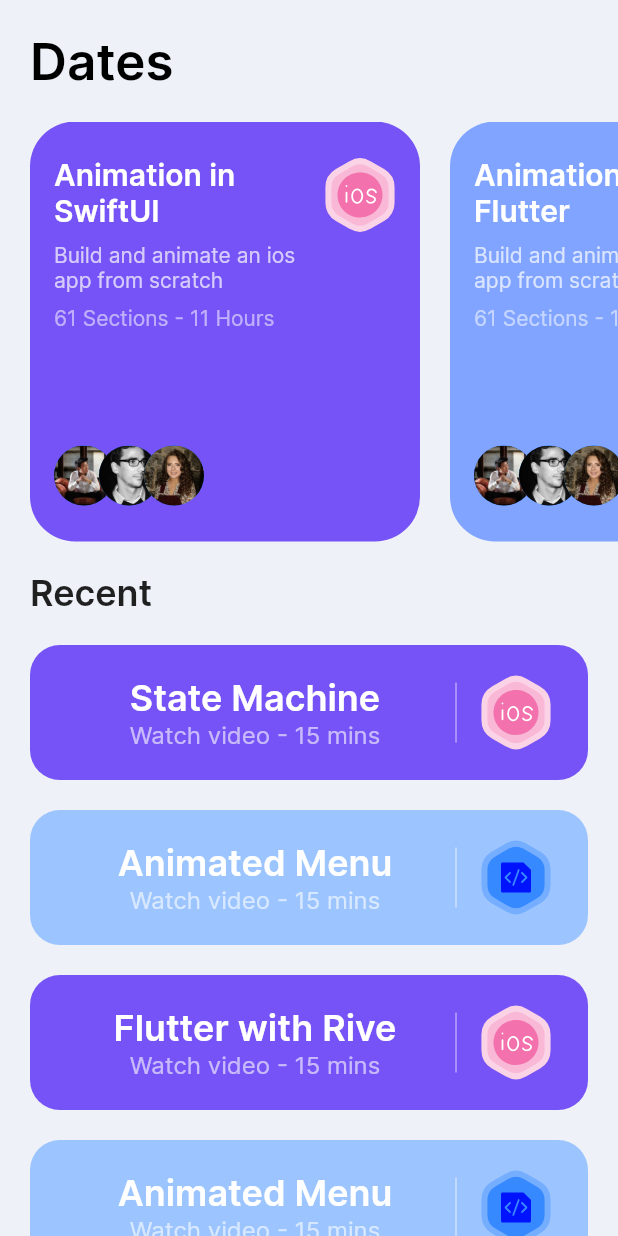
After one commit to miguelangel1200/Flutter_Mobile, a Flutter app: the HomeScreen screen opened directly, on a phone screen of 412 x 824 dp. The commit adds this screen. Run offline on Flutter 3.47's test engine with Material 2 defaults, Android fonts, the phone set to English and light mode, and no system bars; our stand-ins replace flutter_svg, rive.

Commit message:
third commit

```diff
--- /dev/null
+++ b/lib/models/course.dart
@@ -0,0 +1,36 @@
+import 'package:flutter/material.dart';
+
+class Course {
+  final String title, description, iconSrc;
+  final Color bgColor;
+
+  Course(
+      {required this.title,
+      this.description = "Build and animate an ios app from scratch",
+      this.iconSrc = "assets/icons/ios.svg",
+      this.bgColor = const Color(0XFF7553F6)});
+}
+
+List<Course> courses = [
+  Course(title: "Animation in SwiftUI"),
+  Course(
+    title: "Animations in Flutter",
+    iconSrc: "assets/icons/code.svg",
+    bgColor: const Color(0xFF80A4FF),
+  ),
+];
+
+List<Course> recentCourses = [
+  Course(title: "State Machine"),
+  Course(
+    title: "Animated Menu",
+    iconSrc: "assets/icons/code.svg",
+    bgColor: const Color(0xFF9CC5FF),
+  ),
+  Course(title: "Flutter with Rive"),
+  Course(
+    title: "Animated Menu",
+    iconSrc: "assets/icons/code.svg",
+    bgColor: const Color(0xFF9CC5FF),
+  ),
+];
--- /dev/null
+++ b/lib/screens/home/components/course_card.dart
@@ -0,0 +1,72 @@
+import 'package:flutter/material.dart';
+import 'package:flutter_svg/flutter_svg.dart';
+
+import '../../../models/course.dart';
+import '../home_screen.dart';
+
+class CourseCard extends StatelessWidget {
+  const CourseCard({
+    super.key,
+    required this.course,
+  });
+
+  final Course course;
+
+  @override
+  Widget build(BuildContext context) {
+    return Container(
+      padding: const EdgeInsets.symmetric(horizontal: 16, vertical: 24),
+      height: 280,
+      width: 260,
+      decoration: BoxDecoration(
+        color: course.bgColor,
+        borderRadius: const BorderRadius.all(Radius.circular(30)),
+      ),
+      child: Row(
+        crossAxisAlignment: CrossAxisAlignment.start,
+        children: [
+          Expanded(
+            child: Column(
+              crossAxisAlignment: CrossAxisAlignment.start,
+              children: [
+                Text(
+                  course.title,
+                  style: Theme.of(context).textTheme.titleLarge!.copyWith(
+                        color: Colors.white,
+                        fontWeight: FontWeight.w600,
+                      ),
+                ),
+                Padding(
+                  padding: const EdgeInsets.only(top: 8, bottom: 8),
+                  child: Text(
+                    course.description,
+                    style: const TextStyle(color: Colors.white70),
+                  ),
+                ),
+                const Text(
+                  "61 Sections - 11 Hours",
+                  style: TextStyle(color: Colors.white54),
+                ),
+                const Spacer(),
+                Row(
+                  children: List.generate(
+                    3,
+                    (index) => Transform.translate(
+                      offset: Offset((-10 * index).toDouble(), 0),
+                      child: CircleAvatar(
+                        radius: 20,
+                        backgroundImage: AssetImage(
+                            "assets/avaters/Avatar ${index + 1}.jpg"),
+                      ),
+                    ),
+                  ),
+                )
+              ],
+            ),
+          ),
+          SvgPicture.asset(course.iconSrc)
+        ],
+      ),
+    );
+  }
+}
--- /dev/null
+++ b/lib/screens/home/home_screen.dart
@@ -0,0 +1,113 @@
+import 'package:flutter/material.dart';
+import 'package:flutter_svg/flutter_svg.dart';
+
+import '../../models/course.dart';
+import 'components/course_card.dart';
+
+class HomeScreen extends StatelessWidget {
+  const HomeScreen({super.key});
+
+  @override
+  Widget build(BuildContext context) {
+    return Scaffold(
+      // convert transparent bottom,
+      body: SafeArea(
+        bottom: false,
+        child: SingleChildScrollView(
+          child: Column(
+            crossAxisAlignment: CrossAxisAlignment.start,
+            children: [
+              Padding(
+                padding: const EdgeInsets.all(20),
+                child: Text(
+                  "Dates",
+                  style: Theme.of(context).textTheme.headlineMedium!.copyWith(
+                      color: Colors.black, fontWeight: FontWeight.w600),
+                ),
+              ),
+              SingleChildScrollView(
+                scrollDirection: Axis.horizontal,
+                child: Row(
+                  children: [
+                    ...courses
+                        .map((course) => Padding(
+                              padding: const EdgeInsets.only(left: 20),
+                              child: CourseCard(course: course),
+                            ))
+                        .toList(),
+                  ],
+                ),
+              ),
+              Padding(
+                padding: const EdgeInsets.all(20),
+                child: Text(
+                  "Recent",
+                  style: Theme.of(context)
+                      .textTheme
+                      .headlineSmall!
+                      .copyWith(fontWeight: FontWeight.w600),
+                ),
+              ),
+              ...recentCourses.map((course) => Padding(
+                    padding:
+                        const EdgeInsets.only(left: 20, right: 20, bottom: 20),
+                    child: SecondaryCourseCard(course: course),
+                  ))
+            ],
+          ),
+        ),
+      ),
+    );
+  }
+}
+
+class SecondaryCourseCard extends StatelessWidget {
+  const SecondaryCourseCard({
+    super.key,
+    required this.course,
+  });
+
+  final Course course;
+
+  @override
+  Widget build(BuildContext context) {
+    return Container(
+      padding: EdgeInsets.symmetric(horizontal: 24, vertical: 20),
+      decoration: BoxDecoration(
+          color: course.bgColor,
+          borderRadius: BorderRadius.all(Radius.circular(20))),
+      child: Row(
+        children: [
+          Expanded(
+            child: Column(
+              children: [
+                Text(
+                  course.title,
+                  style: Theme.of(context).textTheme.headlineSmall!.copyWith(
+                      color: Colors.white, fontWeight: FontWeight.w600),
+                ),
+                Text(
+                  "Watch video - 15 mins",
+                  style: TextStyle(
+                    color: Colors.white60,
+                    fontSize: 16,
+                  ),
+                )
+              ],
+            ),
+          ),
+          SizedBox(
+            height: 40,
+            child: VerticalDivider(
+              color: Colors.white70,
+            ),
+          ),
+          SizedBox(
+            width: 8,
+          ),
+          SvgPicture.asset(course.iconSrc)
+        ],
+      ),
+    );
+  }
+}
```
Also changed, not shown: lib/components/animated_bar.dart (added, +26 -0 lines), lib/entry_point.dart (added, +91 -0 lines), lib/models/rive.asset.dart (added, +38 -0 lines), lib/screens/onboding/components/sign_in_form.dart (+14 -9 lines), lib/utils/rive_utils.dart (added, +11 -0 lines).
